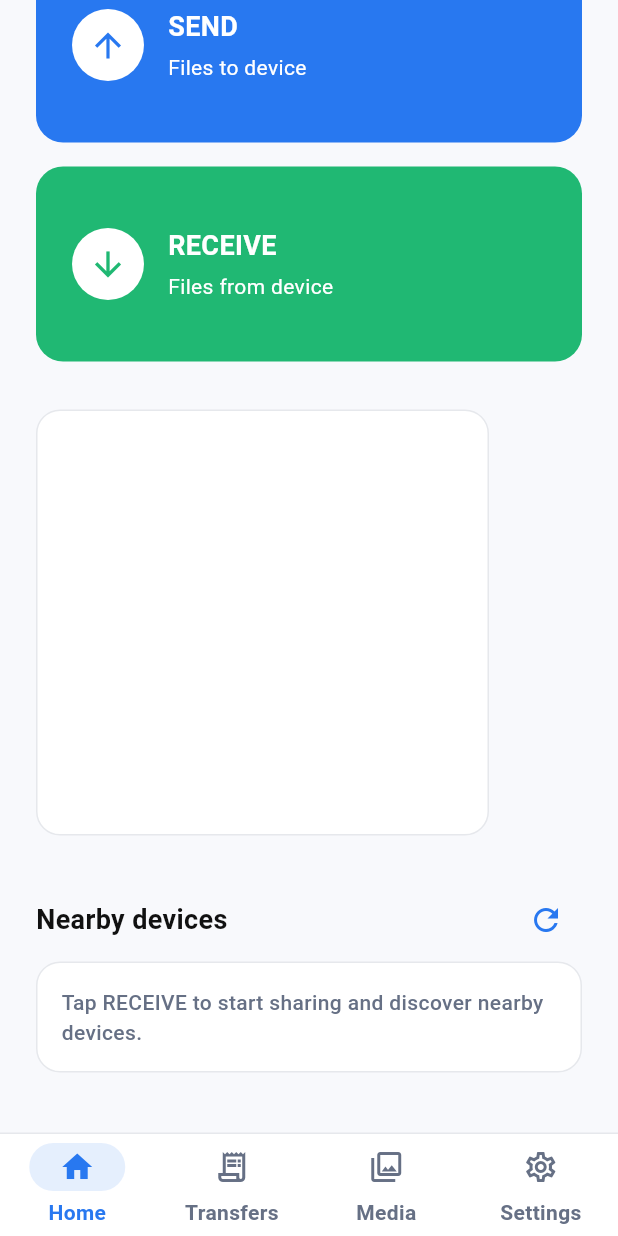
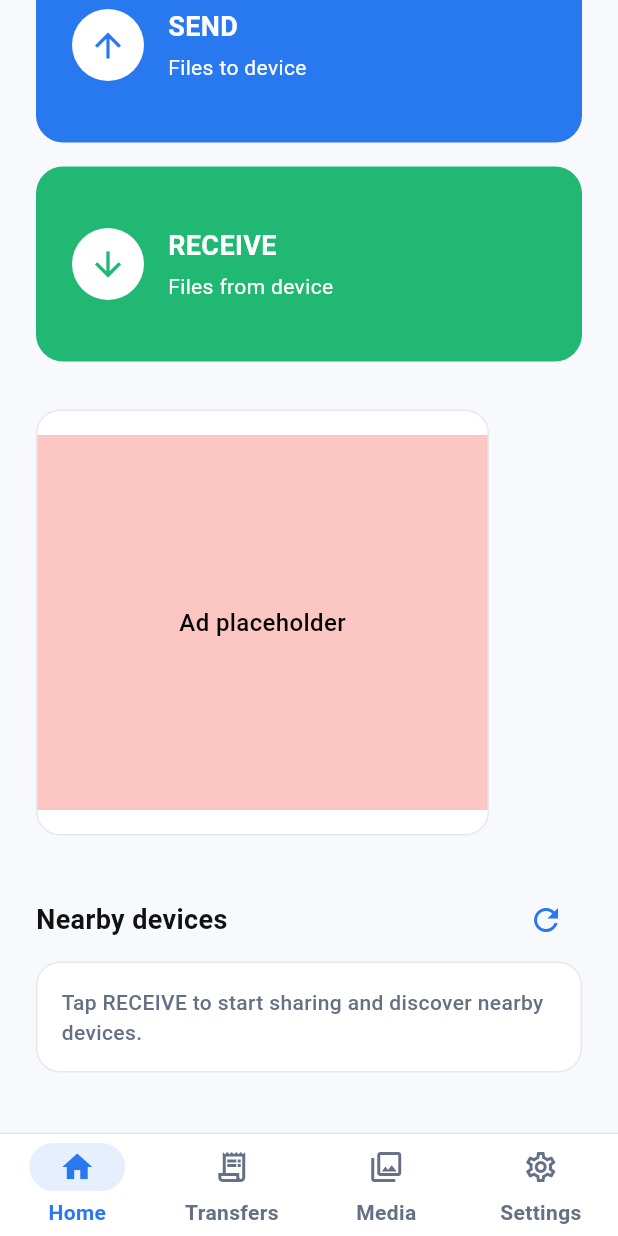
Before and after one commit to patrickopodev/local_transfer_app, a Flutter app: the screen it shows after launch, scrolled down 177 dp, on a phone screen of 412 x 824 dp. Run offline on Flutter 3.47's test engine with Material 3 defaults, Android fonts, the phone set to English and light mode, and no system bars; our stand-ins replace file_picker, google_mobile_ads; missing offline and left inert: cryptography, mobile_scanner; network calls fail.

Commit message:
Add debug logging and visible placeholder for ad load failures

```diff
--- a/lib/widgets/ad_banner.dart
+++ b/lib/widgets/ad_banner.dart
@@ -58,6 +58,7 @@ class _AdBannerState extends State<AdBanner> {
           setState(() => _loaded = true);
         },
         onAdFailedToLoad: (_, error) {
+          debugPrint('Ad failed to load: $error');
           final stale = _ad;
           _ad = null;
           try {
@@ -96,7 +97,12 @@ class _AdBannerState extends State<AdBanner> {
       return const SizedBox.shrink();
     }
     if (!_loaded || _ad == null) {
-      return SizedBox(width: width, height: height);
+      return Container(
+        width: width,
+        height: height,
+        color: Colors.red.withValues(alpha: 0.3),
+        child: const Center(child: Text('Ad placeholder')),
+      );
     }
     return Align(
       alignment: widget.align,
```
